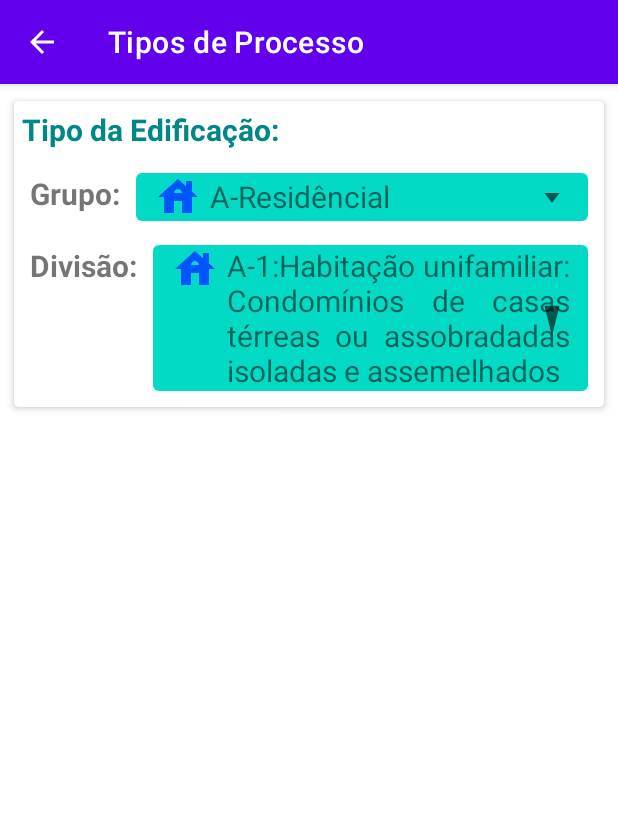
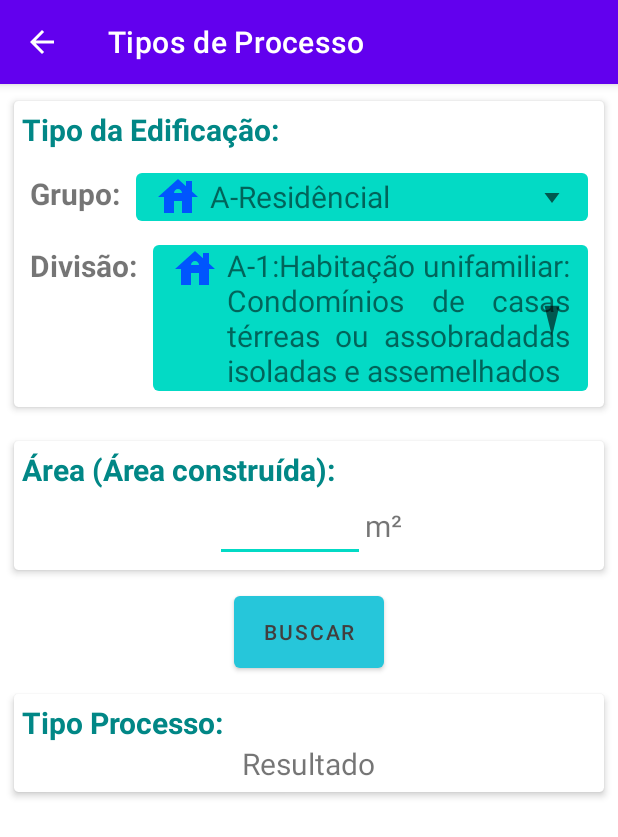
Before and after one commit to edmundobop/Vistoria_Facil, an Android app: the TipoProcesso screen opened directly, with no data from a screen before it, on a phone screen of 412 x 824 dp. Shown: the top 837 px of the screen. Run offline under Robolectric (Android 15) with nearby library versions, the phone set to English and light mode, and no system bars.

Commit message:
09.12.21

```diff
--- a/app/src/main/java/br/com/stone4/modulos/Dados.java
+++ b/app/src/main/java/br/com/stone4/modulos/Dados.java
@@ -11,72 +11,72 @@ import br.com.stone4.criterios.Grupo;
 
 public class Dados {
 
-    public static List<Grupo> getGrupoList(){
+    public static List<Grupo> getGrupoList(Context context){
 
         List<Grupo> grupoList = new ArrayList<>();
 
         Grupo Residencial = new Grupo();
-        Residencial.setId("A-Residêncial");
+        Residencial.setId(context.getString(R.string.button_A));
         Residencial.setImage(R.drawable.ic_residencia);
         grupoList.add(Residencial);
 
         Grupo Hospedagem = new Grupo();
-        Hospedagem.setId("B-Serviços De Hospedagem");
+        Hospedagem.setId(context.getString(R.string.button_B));
         Hospedagem.setImage(R.drawable.ic_residencia);
         grupoList.add(Hospedagem);
 
         Grupo Comercial = new Grupo();
-        Comercial.setId("C-Comercial");
+        Comercial.setId(context.getString(R.string.button_C));
         Comercial.setImage(R.drawable.ic_residencia);
         grupoList.add(Comercial);
 
         Grupo Profissional = new Grupo();
-        Profissional.setId("D-Serviço Profissional");
+        Profissional.setId(context.getString(R.string.button_D));
         Profissional.setImage(R.drawable.ic_residencia);
         grupoList.add(Profissional);
 
         Grupo Educacional = new Grupo();
-        Educacional.setId("E-Educacional E Cultura Física");
+        Educacional.setId(context.getString(R.string.button_E));
         Educacional.setImage(R.drawable.ic_residencia);
         grupoList.add(Educacional);
 
         Grupo Publico = new Grupo();
-        Publico.setId("F-Local De Reunião De Público");
+        Publico.setId(context.getString(R.string.button_F));
         Publico.setImage(R.drawable.ic_residencia);
         grupoList.add(Publico);
 
         Grupo Automotivo = new Grupo();
-        Automotivo.setId("G-Serviço Automotivo E Assemelhados");
+        Automotivo.setId(context.getString(R.string.button_G));
         Automotivo.setImage(R.drawable.ic_residencia);
         grupoList.add(Automotivo);
 
         Grupo Saude = new Grupo();
-        Saude.setId("H-Serviço De Saúde E Institucional");
+        Saude.setId(context.getString(R.string.button_H));
         Saude.setImage(R.drawable.ic_residencia);
         grupoList.add(Saude);
 
         Grupo Industria = new Grupo();
-        Industria.setId("I-Indústria");
+        Industria.setId(context.getString(R.string.button_I));
         Industria.setImage(R.drawable.ic_residencia);
         grupoList.add(Industria);
 
         Grupo Deposito = new Grupo();
-        Deposito.setId("J-Depósito");
+        Deposito.setId(context.getString(R.string.button_J));
         Deposito.setImage(R.drawable.ic_residencia);
         grupoList.add(Deposito);
 
         Grupo Explosivo = new Grupo();
-        Explosivo.setId("L-Explosivos");
+        Explosivo.setId(context.getString(R.string.button_L));
         Explosivo.setImage(R.drawable.ic_residencia);
         grupoList.add(Explosivo);
 
         Grupo Especial = new Grupo();
-        Especial.setId("M-Especial");
+        Especial.setId(context.getString(R.string.button_M));
         Especial.setImage(R.drawable.ic_residencia);
         grupoList.add(Especial);
 
         Grupo Primario = new Grupo();
-        Primario.setId("N-Setor Primário");
+        Primario.setId(context.getString(R.string.button_N));
         Primario.setImage(R.drawable.ic_residencia);
         grupoList.add(Primario);
 
@@ -84,23 +84,23 @@ public class Dados {
 
     }
 
-    public static List<Divisao> getDivisaoListA(){
+    public static List<Divisao> getDivisaoListA(Context context){
 
         List<Divisao> divisaoList = new ArrayList<>();
 
         // GRUPO A
         Divisao ResidencialA1 = new Divisao();
-        ResidencialA1.setId("A-1:Habitação unifamiliar: Condomínios de casas térreas ou assobradadas isoladas e assemelhados");
+        ResidencialA1.setId(context.getString(R.string.button_A1));
         ResidencialA1.setImage(R.drawable.ic_residencia);
         divisaoList.add(ResidencialA1);
 
         Divisao ResidencialA2 = new Divisao();
-        ResidencialA2.setId("A-2:Habitação multifamiliar: Condomínios de casas térreas ou assobradadas não isoladas, edifícios de apartamentos em geral e condomínios verticais e assemelhados");
+        ResidencialA2.setId(context.getString(R.string.button_A2));
         ResidencialA2.setImage(R.drawable.ic_residencia);
         divisaoList.add(ResidencialA2);
 
         Divisao ResidencialA3 = new Divisao();
-        ResidencialA3.setId("A-3:Habitação coletiva: Pensionatos, internatos, alojamentos, mosteiros, conventos, residências geriátricas. Todos com capacidade máxima de 16 leitos e assemelhados");
+        ResidencialA3.setId(context.getString(R.string.button_A3));
         ResidencialA3.setImage(R.drawable.ic_residencia);
         divisaoList.add(ResidencialA3);
 
@@ -108,20 +108,18 @@ public class Dados {
 
     }
 
-    public static List<Divisao> getDivisaoListB(){
+    public static List<Divisao> getDivisaoListB(Context context){
 
         List<Divisao> divisaoList = new ArrayList<>();
 
         // GRUPO B
         Divisao HospedagemB1 = new Divisao();
-        HospedagemB1.setId("B-1:Hotel e assemelhado: Hotéis, motéis, pensões, hospedarias, pousadas, albergues, casas \n" +
-                "        de cômodos e divisão A3 com mais de 16 leitos e assemelhados");
+        HospedagemB1.setId(context.getString(R.string.button_B1));
         HospedagemB1.setImage(R.drawable.ic_residencia);
         divisaoList.add(HospedagemB1);
 
         Divisao HospedagemB2 = new Divisao();
-        HospedagemB2.setId("B-2:Hotel residencial: Hotéis e assemelhados com cozinha própria nos apartamentos \n" +
-                "        (incluem-se apart-hotéis, flats, hotéis residenciais) e assemelhados");
+        HospedagemB2.setId(context.getString(R.string.button_B2));
         HospedagemB2.setImage(R.drawable.ic_residencia);
         divisaoList.add(HospedagemB2);
 
--- a/app/src/main/java/br/com/stone4/modulos/GrupoAdapter.java
+++ b/app/src/main/java/br/com/stone4/modulos/GrupoAdapter.java
@@ -38,6 +38,10 @@ public class GrupoAdapter extends BaseAdapter {
         return position;
     }
 
+    public String getItemName(int position) {
+        return grupoList.get(position).getId();
+    }
+
     @Override
     public View getView(int position, View view, ViewGroup viewGroup) {
         View rootView = LayoutInflater.from(context).inflate(R.layout.item_grupos, viewGroup, false);
--- a/app/src/main/java/br/com/stone4/modulos/TipoProcesso.java
+++ b/app/src/main/java/br/com/stone4/modulos/TipoProcesso.java
@@ -1,18 +1,28 @@
 package br.com.stone4.modulos;
 
+import android.os.Build;
 import android.os.Bundle;
 import android.view.View;
 import android.widget.AdapterView;
+import android.widget.Button;
+import android.widget.EditText;
 import android.widget.Spinner;
+import android.widget.TextView;
+import android.widget.Toast;
 
+import androidx.annotation.RequiresApi;
+import androidx.appcompat.app.AlertDialog;
 import androidx.appcompat.app.AppCompatActivity;
 
 import br.com.stone4.R;
 
 public class TipoProcesso extends AppCompatActivity{
 
+    private AlertDialog.Builder dialogBuilder;
+    private AlertDialog dialog;
+    private TextView tituloAlerta, textoAlerta;
+    private Button bt_ok;
     private Spinner spinner_grupos, spinner_divisao;
-
     private GrupoAdapter grupoAdapter;
     private DivisaoAdapter divisaoAdapter;
 
@@ -24,10 +34,10 @@ public class TipoProcesso extends AppCompatActivity{
         spinner_grupos = (Spinner) findViewById(R.id.spinner_grupo);
         spinner_divisao = (Spinner) findViewById(R.id.spinner_divisao);
 
-        grupoAdapter = new GrupoAdapter(TipoProcesso.this, Dados.getGrupoList());
+        grupoAdapter = new GrupoAdapter(TipoProcesso.this, Dados.getGrupoList(getApplicationContext()));
         spinner_grupos.setAdapter(grupoAdapter);
 
-        divisaoAdapter = new DivisaoAdapter(TipoProcesso.this, Dados.getDivisaoListA());
+        divisaoAdapter = new DivisaoAdapter(TipoProcesso.this, Dados.getDivisaoListA(getApplicationContext()));
         spinner_divisao.setAdapter(divisaoAdapter);
 
         // Seletor do spinner Divisao em função do Grupo
@@ -37,10 +47,10 @@ public class TipoProcesso extends AppCompatActivity{
 
                 switch (position){
                     case 0:
-                        divisaoAdapter = new DivisaoAdapter(TipoProcesso.this, Dados.getDivisaoListA());
+                        divisaoAdapter = new DivisaoAdapter(TipoProcesso.this, Dados.getDivisaoListA(getApplicationContext()));
                         break;
                     case 1:
-                        divisaoAdapter = new DivisaoAdapter(TipoProcesso.this, Dados.getDivisaoListB());
+                        divisaoAdapter = new DivisaoAdapter(TipoProcesso.this, Dados.getDivisaoListB(getApplicationContext()));
                         break;
                     case 2:
                         divisaoAdapter = new DivisaoAdapter(TipoProcesso.this, Dados.getDivisaoListC(getApplicationContext()));
@@ -86,6 +96,81 @@ public class TipoProcesso extends AppCompatActivity{
         });
 
 
-        /// só preciso de: grupo, divisao e área
+        /// Comportamento Botao Buscar
+
+        EditText area = (EditText) findViewById(R.id.edtx_area);
+
+        Button buscar = (Button) findViewById(R.id.btn_buscar);
+        buscar.setOnClickListener(new View.OnClickListener() {
+            @RequiresApi(api = Build.VERSION_CODES.M)
+            @Override
+            public void onClick(View v)
+            {
+                if (area.getText().length() == 0) // se o campo area estiver vazio, avisa pra inserir algo
+                {
+                    Toast.makeText(getBaseContext(), "Informe um valor para a Área!", Toast.LENGTH_SHORT).show();
+                } else { // senao passa para a verificação do tipo de processo
+                    // spinner_grupos.getSelectedItem().toString() = mostra a posicao
+
+                    System.out.println("valores de divisao: "+grupoAdapter.getItemName(0));
+                    Algoritmos algoritmos = new Algoritmos();
+                    int processo = algoritmos.tipoProcesso(spinner_grupos.getSelectedItem().hashCode(), spinner_divisao.getSelectedItem().hashCode(), Integer.parseInt(area.getText().toString()), 0);
+
+                    TextView resultado = (TextView) findViewById(R.id.txt_resultado);
+
+                    switch (processo) {
+                        case 1:
+                            resultado.setText("Processo Simplificado para Certificação Prévia*");
+                            resultado.setTextColor(getColor(R.color.red_700));
+
+                            resultado.setOnClickListener(new View.OnClickListener() {
+                                @Override
+                                public void onClick(View v) {
+                                    createNewContactDialog();
+                                }
+                            });
+                            break;
+                        case 2:
+                            resultado.setText("Processo Técnico para Certificação Facilitada*");
+                            resultado.setTextColor(getColor(R.color.red_700));
+
+                            resultado.setOnClickListener(new View.OnClickListener() {
+                                @Override
+                                public void onClick(View v) {
+                                    createNewContactDialog();
+                                }
+                            });
+                            break;
+                        case 0:
+                            resultado.setText("Processo Técnico");
+                            break;
+                    }
+                }
+
+            }
+        });
     }
+
+    public void createNewContactDialog(){
+        dialogBuilder = new AlertDialog.Builder(this);
+        final View contactPopupView = getLayoutInflater().inflate(R.layout.popup,null);
+        tituloAlerta = (TextView) contactPopupView.findViewById(R.id.tv_alertTitle);
+        textoAlerta = (TextView) contactPopupView.findViewById(R.id.tv_alertText);
+
+        bt_ok = (Button) contactPopupView.findViewById(R.id.bt_alert);
+
+        dialogBuilder.setView(contactPopupView);
+        dialog = dialogBuilder.create();
+        dialog.show();
+
+        bt_ok.setOnClickListener(new View.OnClickListener() {
+            @Override
+            public void onClick(View v) {
+                dialog.dismiss();
+            }
+        });
+
+
+    }
+
 }
--- a/app/src/main/res/layout/spinner_tipo_processos.xml
+++ b/app/src/main/res/layout/spinner_tipo_processos.xml
@@ -1,13 +1,9 @@
 <?xml version="1.0" encoding="utf-8"?>
 <LinearLayout xmlns:android="http://schemas.android.com/apk/res/android"
+    xmlns:app="http://schemas.android.com/apk/res-auto"
     android:layout_width="match_parent"
     android:layout_height="wrap_content"
-    xmlns:app="http://schemas.android.com/apk/res-auto"
     android:orientation="vertical">
-
-    <ScrollView
-        android:layout_width="match_parent"
-        android:layout_height="wrap_content">
 
     <androidx.cardview.widget.CardView
         android:layout_width="match_parent"
@@ -38,26 +34,26 @@
             <LinearLayout
                 android:layout_width="match_parent"
                 android:layout_height="wrap_content"
-                    android:orientation="horizontal"
-                    android:layout_marginTop="10dp">
+                android:layout_marginTop="10dp"
+                android:orientation="horizontal">
 
                 <TextView
                     android:id="@+id/tv_nameGrupo"
                     android:layout_width="wrap_content"
                     android:layout_height="wrap_content"
                     android:layout_margin="5dp"
+                    android:text="Grupo:"
                     android:textSize="20sp"
-                        android:textStyle="bold"
-                        android:text="Grupo:" />
+                    android:textStyle="bold" />
 
                 <Spinner
                     android:id="@+id/spinner_grupo"
                     android:layout_width="match_parent"
                     android:layout_height="wrap_content"
+                    android:layout_gravity="center"
                     android:layout_margin="5dp"
-                        android:layout_gravity="center"
-                        android:spinnerMode="dialog"
-                        android:background="@drawable/bg_spinner_grupo">
+                    android:background="@drawable/bg_spinner_grupo"
+                    android:spinnerMode="dialog">
 
                 </Spinner>
             </LinearLayout>
@@ -65,24 +61,24 @@
             <LinearLayout
                 android:layout_width="match_parent"
                 android:layout_height="wrap_content"
-                    android:orientation="horizontal"
-                    android:layout_marginTop="5dp">
+                android:layout_marginTop="5dp"
+                android:orientation="horizontal">
 
                 <TextView
                     android:id="@+id/tv_nameDivisao"
                     android:layout_width="wrap_content"
                     android:layout_height="wrap_content"
                     android:layout_margin="5dp"
+                    android:text="Divisão:"
                     android:textSize="20sp"
-                        android:textStyle="bold"
-                        android:text="Divisão:" />
+                    android:textStyle="bold" />
 
                 <Spinner
                     android:id="@+id/spinner_divisao"
                     android:layout_width="match_parent"
                     android:layout_height="wrap_content"
+                    android:layout_gravity="center"
                     android:layout_margin="5dp"
-                        android:layout_gravity="center"
                     android:background="@drawable/bg_spinner_grupo">
 
                 </Spinner>
@@ -90,10 +86,105 @@
         </LinearLayout>
     </androidx.cardview.widget.CardView>
 
-    </ScrollView>
+    <androidx.cardview.widget.CardView
+        android:layout_width="match_parent"
+        android:layout_height="wrap_content"
+        android:layout_margin="5dp"
+        android:background="@drawable/layoult_border"
+        app:cardBackgroundColor="@color/white"
+        app:cardCornerRadius="3dp"
+        app:cardElevation="3dp"
+        app:cardUseCompatPadding="true"
+        app:contentPadding="5dp">
 
+        <LinearLayout
+            android:layout_width="match_parent"
+            android:layout_height="wrap_content"
+            android:orientation="vertical">
 
+            <TextView
+                android:layout_width="match_parent"
+                android:layout_height="wrap_content"
+                android:text="Área (Área construída):"
+                android:textColor="@color/teal_700"
+                android:textSize="20sp"
+                android:textStyle="bold" />
 
+            <LinearLayout
+                android:layout_width="match_parent"
+                android:layout_height="wrap_content"
+                android:orientation="horizontal"
+                android:gravity="center">
 
+                <EditText
+                    android:id="@+id/edtx_area"
+                    android:layout_width="100dp"
+                    android:textSize="20sp"
+                    android:inputType="number"
+                    android:layout_height="wrap_content"/>
+
+                <TextView
+                    android:layout_width="wrap_content"
+                    android:layout_height="wrap_content"
+                    android:textSize="20sp"
+                    android:text="m²"/>
 
             </LinearLayout>
+
+        </LinearLayout>
+
+    </androidx.cardview.widget.CardView>
+
+    <Button
+        android:id="@+id/btn_buscar"
+        android:layout_width="100dp"
+        android:layout_height="60dp"
+        android:layout_gravity="center"
+        android:text="Buscar"
+        android:textColor="#423E3E"
+        app:backgroundTint="#26C6DA" />
+
+    <androidx.cardview.widget.CardView
+        android:layout_width="match_parent"
+        android:layout_height="wrap_content"
+        android:layout_margin="5dp"
+        android:background="@drawable/layoult_border"
+        app:cardBackgroundColor="@color/white"
+        app:cardCornerRadius="3dp"
+        app:cardElevation="3dp"
+        app:cardUseCompatPadding="true"
+        app:contentPadding="5dp">
+
+        <LinearLayout
+            android:layout_width="match_parent"
+            android:layout_height="wrap_content"
+            android:orientation="vertical">
+
+            <TextView
+                android:layout_width="match_parent"
+                android:layout_height="wrap_content"
+                android:text="Tipo Processo:"
+                android:textColor="@color/teal_700"
+                android:textSize="20sp"
+                android:textStyle="bold" />
+
+            <LinearLayout
+                android:layout_width="match_parent"
+                android:layout_height="wrap_content"
+                android:orientation="horizontal"
+                android:gravity="center">
+
+                <TextView
+                    android:id="@+id/txt_resultado"
+                    android:layout_width="wrap_content"
+                    android:layout_height="wrap_content"
+                    android:textSize="20sp"
+                    android:text="Resultado"/>
+
+            </LinearLayout>
+
+        </LinearLayout>
+
+    </androidx.cardview.widget.CardView>
+
+</LinearLayout>
```
Lines whose indentation alone changed are shown as unchanged.
